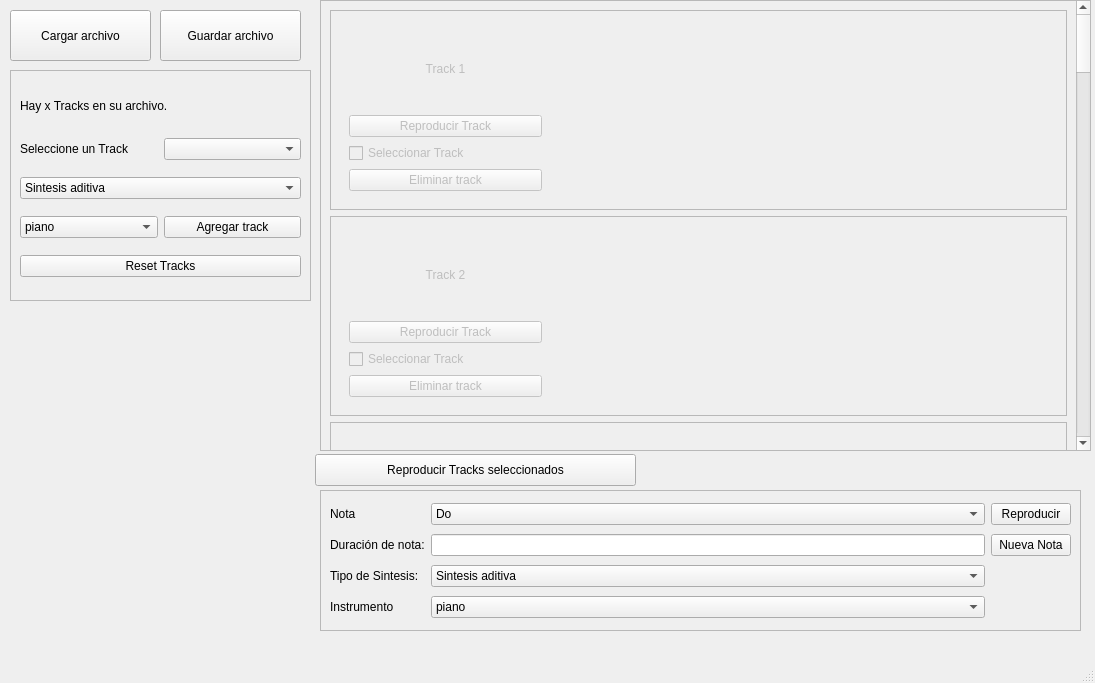
Old version of the form Sintetizador/Frontend/mainwindow.ui in the repository ASSD-Grupo-4-2020/TP2.
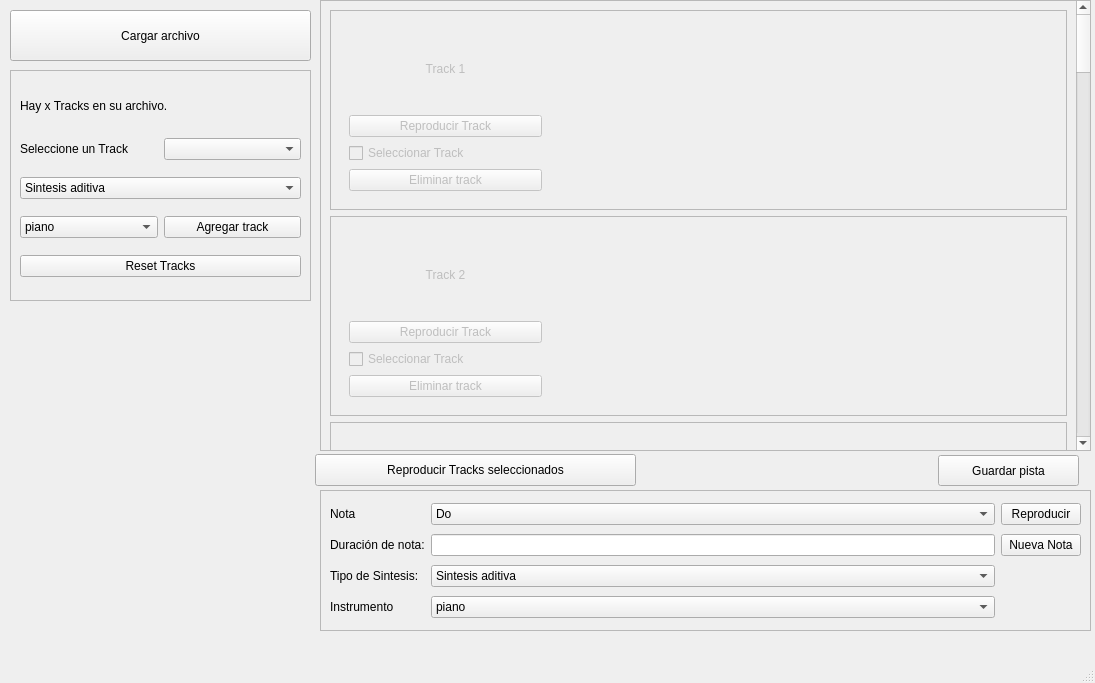
New version of the form. Custom widgets are drawn as their Qt base class.

Diff of the .ui file:
```diff
--- a/Sintetizador/Frontend/mainwindow.ui
+++ b/Sintetizador/Frontend/mainwindow.ui
@@ -1437,7 +1437,7 @@
      <rect>
       <x>10</x>
       <y>10</y>
-      <width>141</width>
+      <width>301</width>
       <height>51</height>
      </rect>
     </property>
@@ -1450,7 +1450,7 @@
      <rect>
       <x>320</x>
       <y>490</y>
-      <width>761</width>
+      <width>771</width>
       <height>141</height>
      </rect>
     </property>
@@ -1604,14 +1604,14 @@
    <widget class="QPushButton" name="guardar_archivo">
     <property name="geometry">
      <rect>
-      <x>160</x>
-      <y>10</y>
+      <x>938</x>
+      <y>455</y>
       <width>141</width>
-      <height>51</height>
+      <height>31</height>
      </rect>
     </property>
     <property name="text">
-     <string>Guardar archivo</string>
+     <string>Guardar pista</string>
     </property>
    </widget>
    <widget class="QPushButton" name="Reproducir_todo">
```
